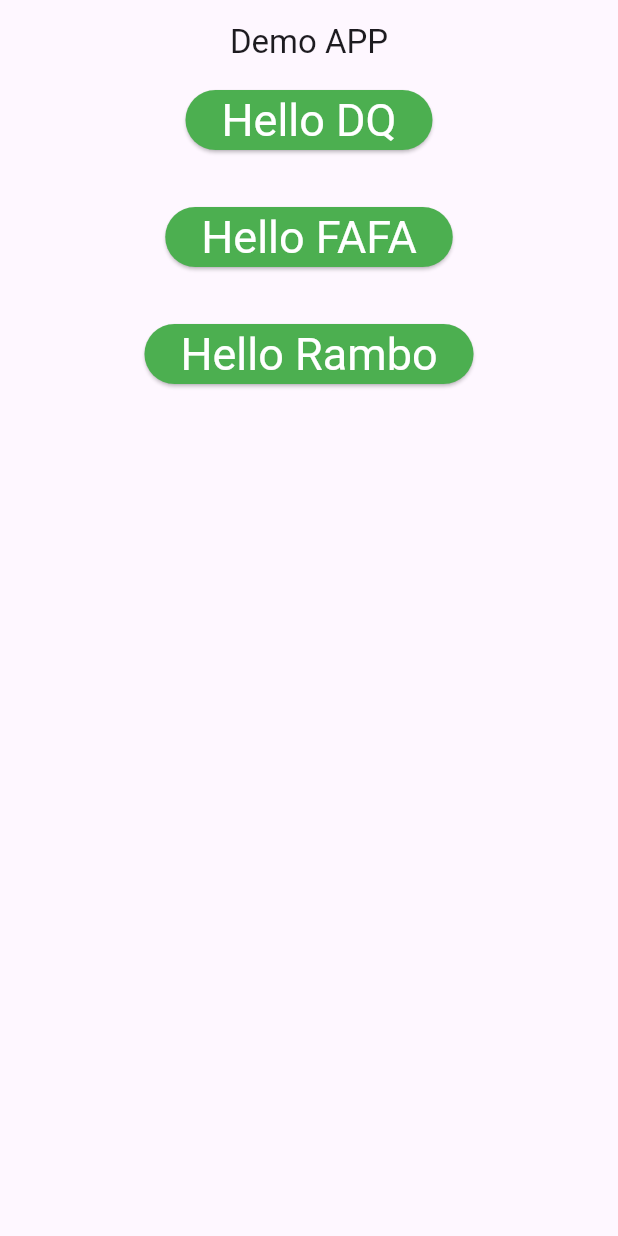
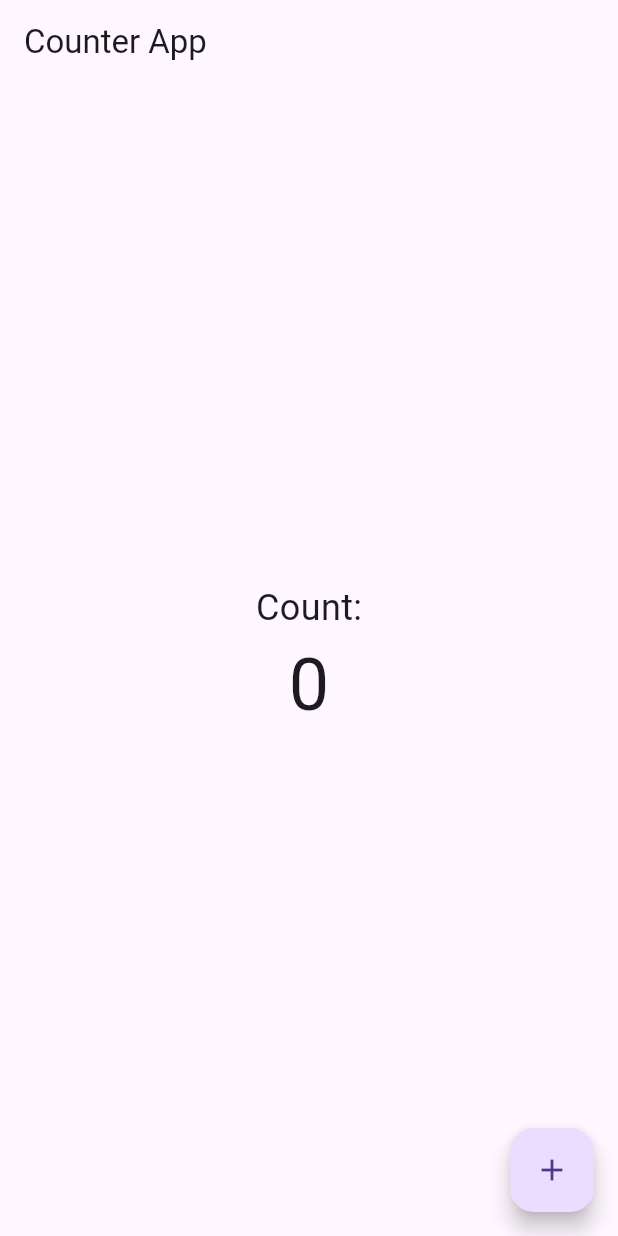
Before and after one commit to Anandaja/demo, a Flutter app: the screen it shows after launch, on a phone screen of 412 x 824 dp. Run offline on Flutter 3.47's test engine with Material 3 defaults, Android fonts, the light colour scheme and no system bars.

Commit message:
provider

```diff
--- a/lib/main.dart
+++ b/lib/main.dart
@@ -7,12 +7,13 @@ import 'package:demo/layout_widget/slider.dart';
 import 'package:demo/layout_widget/stack.dart';
 import 'package:demo/layout_widget/tab_bar.dart';
 import 'package:demo/nav/nav_drawer.dart';
+import 'package:demo/provider/counter/counter.dart';
 import 'package:flutter/material.dart';
 
 void main() {
   // runApp(ContainerExample());
   // runApp(mywidget());
-  runApp(MyApp());
+  // runApp(MyApp());
   // runApp(const StackExample());
   // runApp(const SnackBarApp());
   // runApp(const SliderApp());
@@ -22,6 +23,8 @@ void main() {
   // runApp(const CardExample());
   // runApp(gestureExample());
   // runApp(Nav());
+   runApp(const CounterApp());
+
 
 
 }
--- /dev/null
+++ b/lib/provider/counter/counter.dart
@@ -0,0 +1,59 @@
+import 'package:flutter/material.dart';
+import 'package:provider/provider.dart';
+
+// ChangeNotifier class
+class CounterProvider with ChangeNotifier {
+  int _count = 0;
+  int get count => _count;
+
+  void increment() {
+    _count++;
+    notifyListeners();
+  }
+}
+
+// Main App
+class CounterApp extends StatelessWidget {
+  const CounterApp({super.key});
+
+  @override
+  Widget build(BuildContext context) {
+    return MaterialApp(
+      title: 'Counter App',
+      home: ChangeNotifierProvider(
+        create: (_) => CounterProvider(),
+        child: CounterPage(),
+      ),
+    );
+  }
+}
+
+// UI Page
+class CounterPage extends StatelessWidget {
+  const CounterPage({super.key});
+
+  @override
+  Widget build(BuildContext context) {
+    final counter = Provider.of<CounterProvider>(context);
+
+    return Scaffold(
+      appBar: AppBar(title: const Text('Counter App')),
+      body: Center(
+        child: Column(
+          mainAxisAlignment: MainAxisAlignment.center,
+          children: [
+            const Text('Count:', style: TextStyle(fontSize: 24)),
+            Text('${counter.count}', style: TextStyle(fontSize: 48)),
+          ],
+        ),
+      ),
+      floatingActionButton: FloatingActionButton(
+        onPressed: counter.increment,
+        tooltip: 'Increment',
+        child: const Icon(Icons.add),
+      ),
+    );
+  }
+}
+
+// void main() => runApp(const CounterApp());
--- a/pubspec.yaml
+++ b/pubspec.yaml
@@ -34,6 +34,7 @@ dependencies:
   # The following adds the Cupertino Icons font to your application.
   # Use with the CupertinoIcons class for iOS style icons.
   cupertino_icons: ^1.0.8
+  provider: ^6.1.5
 
 dev_dependencies:
   flutter_test:
```
Also changed, not shown: pubspec.lock.
